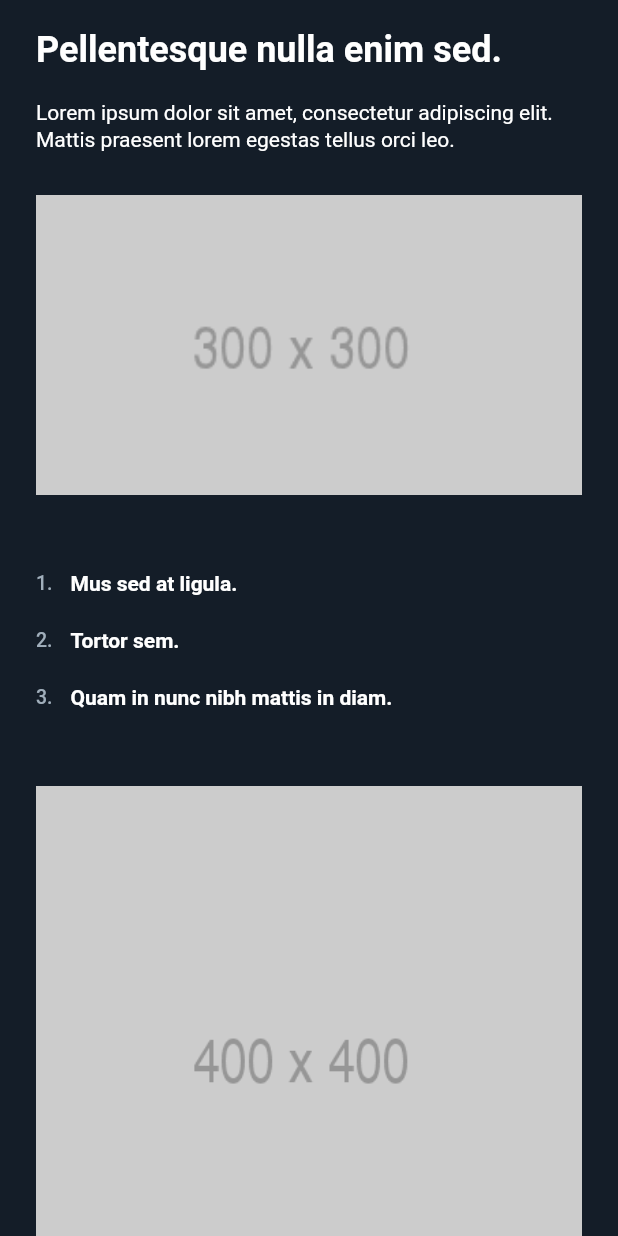
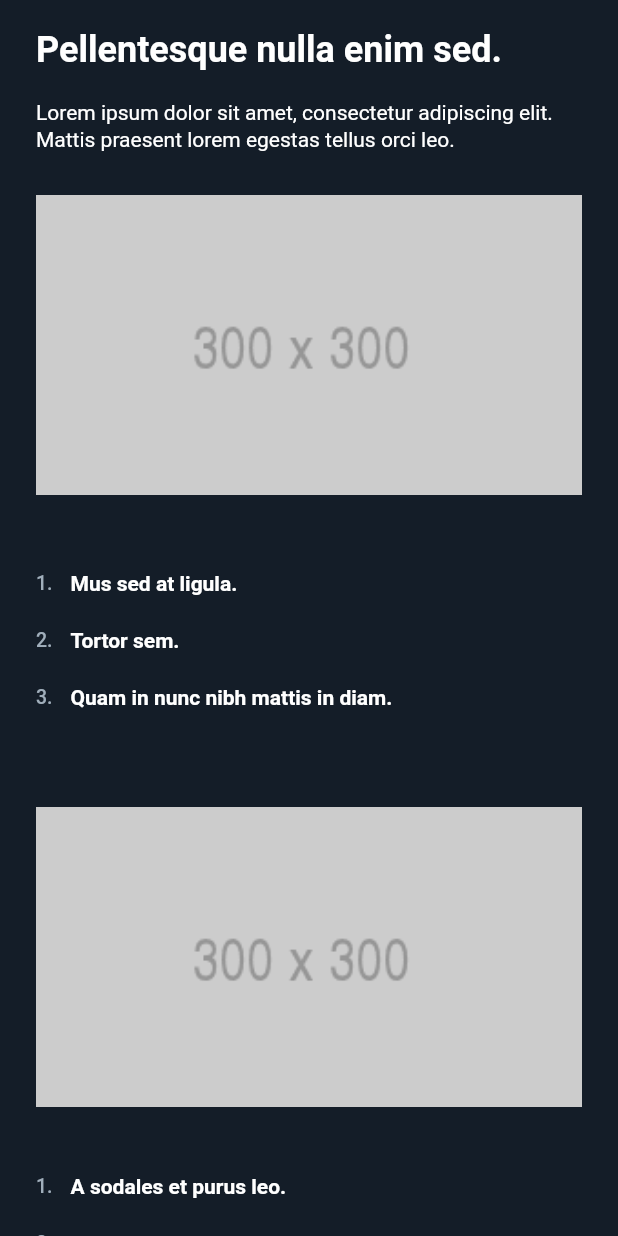
Before and after one commit to AseemWangoo/dynamism, a Flutter app: the PellenView screen opened by its route, on a phone screen of 412 x 824 dp. Run offline on Flutter 3.47's test engine with Material 2 defaults, Android fonts, the phone set to English and light mode, and no system bars; our stand-ins replace cached_network_image, carousel_slider, get_it, webview_flutter; network calls fail.

Commit message:
[C/Finalise] Changes

```diff
--- a/lib/fringilla/components/button/button.component.dart
+++ b/lib/fringilla/components/button/button.component.dart
@@ -1,4 +1,5 @@
 import 'package:flutter/material.dart';
+
 import 'package:screener/shared/styles/colors.dart';
 
 typedef ButtonPressed = void Function();
@@ -23,7 +24,7 @@ class ButtonComponent extends StatelessWidget {
         style: OutlinedButton.styleFrom(
           side: BorderSide(color: AppColors.buttonOutline),
         ),
-        child: Text(text),
+        child: Text(text, style: Theme.of(context).textTheme.button),
       ),
     );
   }
--- a/lib/pellen/utils/strings.dart
+++ b/lib/pellen/utils/strings.dart
@@ -15,6 +15,7 @@ class PellenStrings {
       'Lorem ipsum dolor sit amet, consectetur adipiscing elit. Semper amet viverra non justo a morbi blandit.';
 
   static const String btmPt4 = 'Lacinia nunc curabitur velit.';
-  static const String btmPt5 = 'Diam ac molestie.';
-  static const String btmPt6 = 'Volutpat id sed.';
+  static const String btmPt5 = 'Lacinia non.';
+  static const String btmPt6 = 'Diam ac molestie.';
+  static const String btmPt7 = 'Volutpat id sed.';
 }
--- a/lib/pellen/view/pellen.view.dart
+++ b/lib/pellen/view/pellen.view.dart
@@ -33,7 +33,7 @@ class PellenView extends StatelessWidget {
             ),
             const SpacerVertical(28),
             const _SectionOne(),
-            const SpacerVertical(32),
+            const SpacerVertical(64),
             const _SectionTwo(),
             const SpacerVertical(32),
           ],
@@ -93,7 +93,8 @@ class _SectionTwo extends StatelessWidget {
 
     return Column(
       children: [
-        ImageComponent(assetName: model.bottomSection().first.url, height: 400),
+        ImageComponent(assetName: model.bottomSection().first.url),
+        const SpacerVertical(44),
         ListView.builder(
           physics: const NeverScrollableScrollPhysics(),
           itemBuilder: (_, int i) {
--- a/lib/pellen/view_models/pellen.viewmodel.dart
+++ b/lib/pellen/view_models/pellen.viewmodel.dart
@@ -4,7 +4,13 @@ import 'package:screener/pellen/model/pellen.model.dart';
 import 'package:screener/pellen/utils/strings.dart';
 import 'package:screener/shared/assets/image.assets.dart';
 
-class PellenViewModel extends ChangeNotifier {
+abstract class PellenVM extends ChangeNotifier {
+  List<PellenModel> topSection();
+  List<PellenModel> bottomSection();
+}
+
+class PellenViewModel extends PellenVM {
+  @override
   List<PellenModel> topSection() {
     final list = <PellenModel>[
       PellenModel(
@@ -16,6 +22,7 @@ class PellenViewModel extends ChangeNotifier {
     return list;
   }
 
+  @override
   List<PellenModel> bottomSection() {
     final list = <PellenModel>[
       PellenModel(
@@ -25,9 +32,10 @@ class PellenViewModel extends ChangeNotifier {
           PellenStrings.btmPt3,
           PellenStrings.btmPt4,
           PellenStrings.btmPt5,
-          PellenStrings.btmPt6
+          PellenStrings.btmPt6,
+          PellenStrings.btmPt7,
         ],
-        ImageAssets.img400.assetName,
+        ImageAssets.img300.assetName,
       ),
     ];
 
```
Also changed, not shown: lib/fringilla/view_models/fringilla.viewmodel.dart (+8 -1 lines), lib/home/view_models/home.viewmodel.dart (+8 -1 lines), 2 other files.
